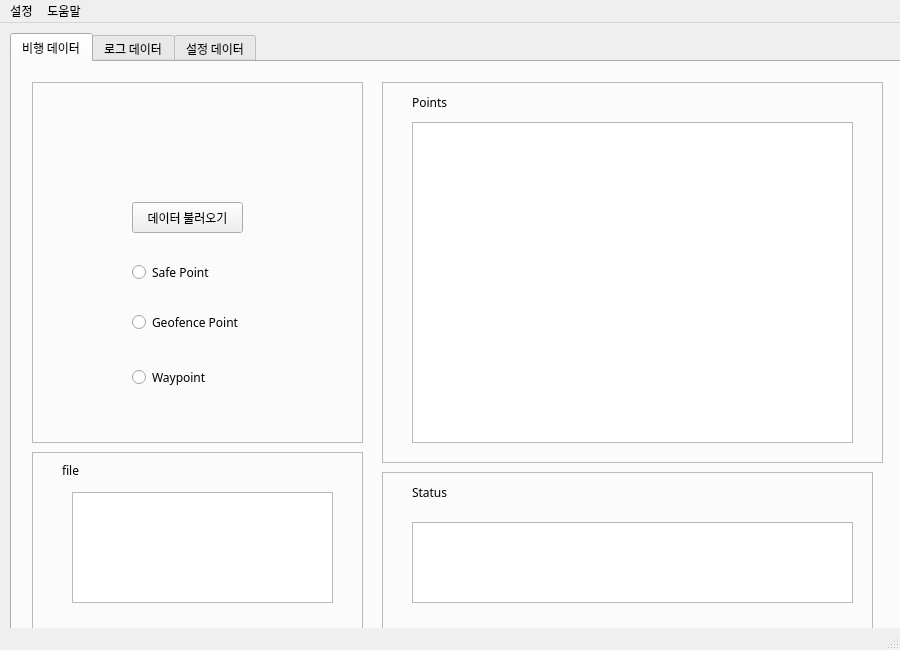
The window that ui/PX4Forensic.ui (khu-mesl-348/PX4Forensic) describes before a commit, drawn with Qt 5.
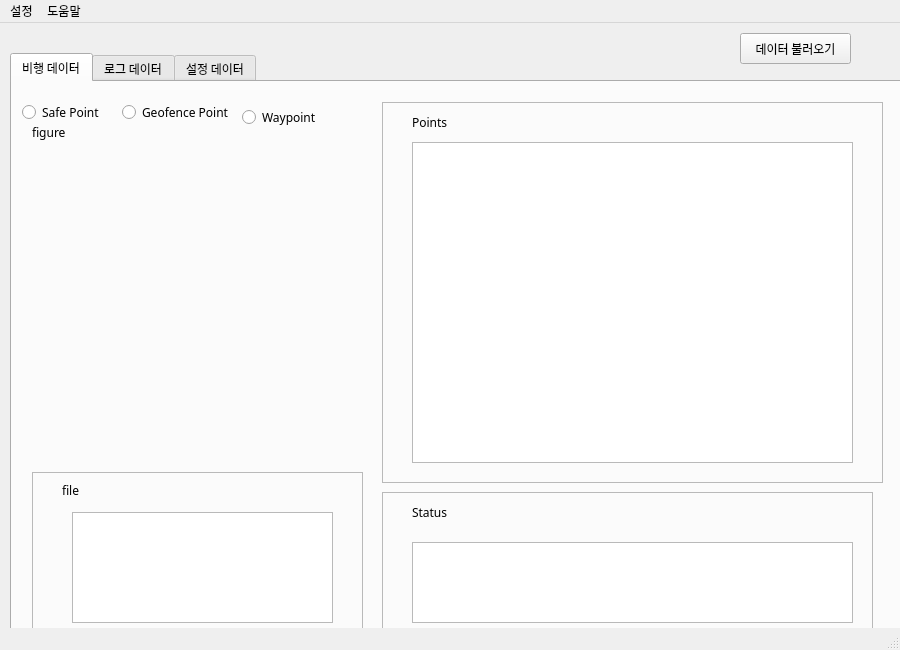
The same window after the commit.

Commit message: 각 푸인트 위치 시각화

Patch:
```diff
--- a/ui/PX4Forensic.ui
+++ b/ui/PX4Forensic.ui
@@ -5,6 +5,14 @@
   <property name="enabled">
    <bool>true</bool>
   </property>
+  <property name="geometry">
+   <rect>
+    <x>0</x>
+    <y>0</y>
+    <width>900</width>
+    <height>650</height>
+   </rect>
+  </property>
   <property name="sizePolicy">
    <sizepolicy hsizetype="Minimum" vsizetype="Minimum">
     <horstretch>0</horstretch>
@@ -33,9 +41,9 @@
     <property name="geometry">
      <rect>
       <x>10</x>
-      <y>10</y>
+      <y>30</y>
       <width>891</width>
-      <height>611</height>
+      <height>591</height>
      </rect>
     </property>
     <property name="palette">
@@ -226,26 +234,11 @@
        </property>
       </widget>
      </widget>
-     <widget class="QFrame" name="frame_2">
-      <property name="geometry">
-       <rect>
-        <x>20</x>
-        <y>20</y>
-        <width>331</width>
-        <height>361</height>
-       </rect>
-      </property>
-      <property name="frameShape">
-       <enum>QFrame::StyledPanel</enum>
-      </property>
-      <property name="frameShadow">
-       <enum>QFrame::Raised</enum>
-      </property>
       <widget class="QRadioButton" name="radio_safepoint">
        <property name="geometry">
         <rect>
-         <x>100</x>
-         <y>170</y>
+        <x>10</x>
+        <y>10</y>
          <width>111</width>
          <height>41</height>
         </rect>
@@ -263,8 +256,8 @@
       <widget class="QRadioButton" name="radio_geofencepoint">
        <property name="geometry">
         <rect>
-         <x>100</x>
-         <y>220</y>
+        <x>110</x>
+        <y>10</y>
          <width>121</width>
          <height>41</height>
         </rect>
@@ -282,8 +275,8 @@
       <widget class="QRadioButton" name="radio_waypoint">
        <property name="geometry">
         <rect>
-         <x>100</x>
-         <y>280</y>
+        <x>230</x>
+        <y>20</y>
          <width>121</width>
          <height>31</height>
         </rect>
@@ -298,40 +291,30 @@
         <string>Waypoint</string>
        </property>
       </widget>
-      <widget class="QLabel" name="label_connected">
+     <widget class="QWidget" name="verticalLayoutWidget">
        <property name="geometry">
         <rect>
-         <x>30</x>
-         <y>80</y>
-         <width>271</width>
+        <x>20</x>
+        <y>70</y>
+        <width>351</width>
+        <height>301</height>
+       </rect>
+      </property>
+      <layout class="QVBoxLayout" name="graphLayout"/>
+     </widget>
+     <widget class="QLabel" name="label_6">
+      <property name="geometry">
+       <rect>
+        <x>20</x>
+        <y>40</y>
+        <width>61</width>
          <height>21</height>
         </rect>
        </property>
-       <property name="font">
-        <font>
-         <family>맑은 고딕</family>
-         <pointsize>10</pointsize>
-        </font>
-       </property>
        <property name="text">
-        <string/>
-       </property>
-      </widget>
-      <widget class="QPushButton" name="dataRefreshButton">
-       <property name="geometry">
-        <rect>
-         <x>100</x>
-         <y>120</y>
-         <width>111</width>
-         <height>31</height>
-        </rect>
-       </property>
-       <property name="text">
-        <string>데이터 불러오기</string>
-       </property>
-      </widget>
-     </widget>
-     <zorder>frame_2</zorder>
+       <string>figure</string>
+      </property>
+     </widget>
      <zorder>frame_4</zorder>
      <zorder>frame</zorder>
      <zorder>frame_5</zorder>
@@ -347,6 +330,38 @@
      </attribute>
     </widget>
    </widget>
+   <widget class="QPushButton" name="dataRefreshButton">
+    <property name="geometry">
+     <rect>
+      <x>740</x>
+      <y>10</y>
+      <width>111</width>
+      <height>31</height>
+     </rect>
+    </property>
+    <property name="text">
+     <string>데이터 불러오기</string>
+    </property>
+   </widget>
+   <widget class="QLabel" name="label_connected">
+    <property name="geometry">
+     <rect>
+      <x>420</x>
+      <y>10</y>
+      <width>271</width>
+      <height>21</height>
+     </rect>
+    </property>
+    <property name="font">
+     <font>
+      <family>맑은 고딕</family>
+      <pointsize>10</pointsize>
+     </font>
+    </property>
+    <property name="text">
+     <string/>
+    </property>
+   </widget>
   </widget>
   <widget class="QMenuBar" name="menubar">
    <property name="geometry">
```
Left out of the diff: 16 changed lines with no effect on the pictures. Lines whose indentation alone changed are shown as unchanged. The commit also changes 2 other files.
